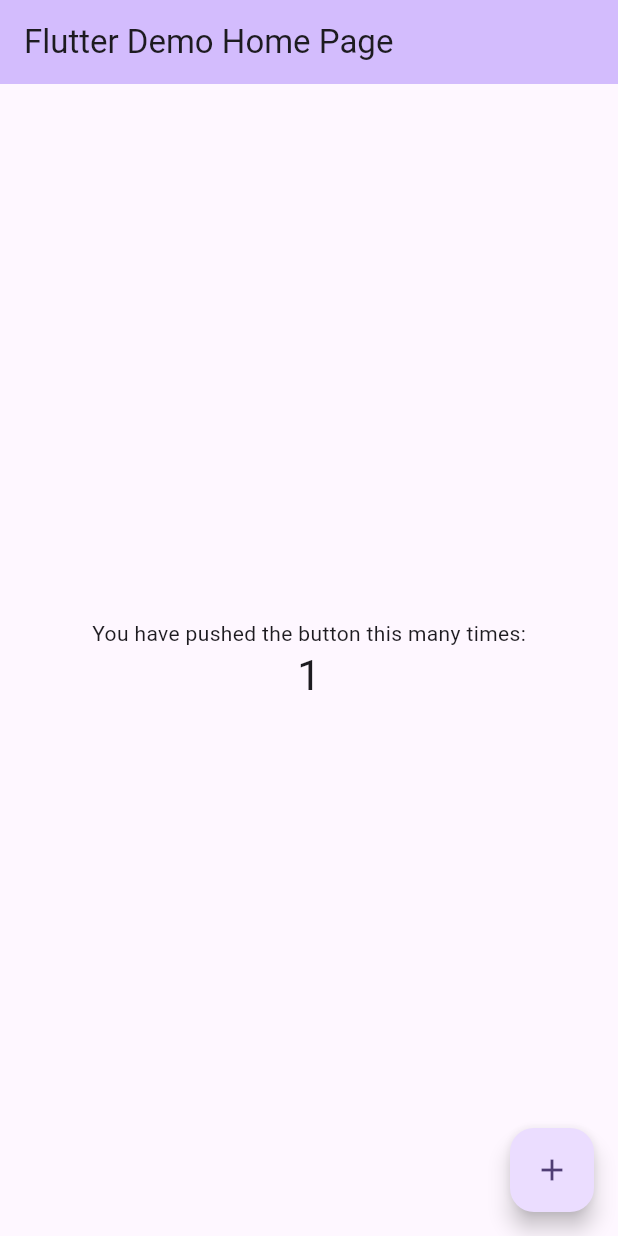
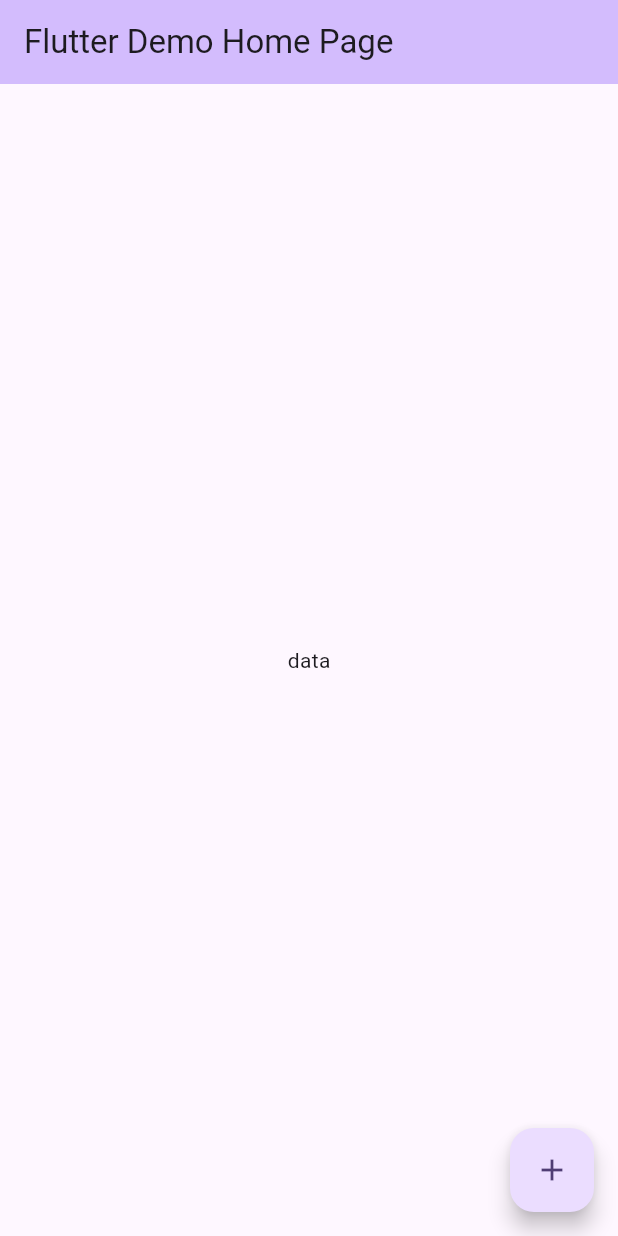
Before and after one commit to carminesteel/flutter_web_portfolio, a Flutter app: the screen it shows after launch, after a tap on the "add" icon, on a phone screen of 412 x 824 dp. Run offline on Flutter 3.47's test engine with Material 3 defaults, Android fonts, the phone set to English and light mode, and no system bars.

```diff
--- a/analysis_options.yaml
+++ b/analysis_options.yaml
@@ -7,7 +7,7 @@
 
 # The following line activates a set of recommended lints for Flutter apps,
 # packages, and plugins designed to encourage good coding practices.
-include: package:flutter_lints/flutter.yaml
+include: package:very_good_analysis/analysis_options.yaml
 
 linter:
   # The lint rules applied to this project can be customized in the
--- a/lib/main.dart
+++ b/lib/main.dart
@@ -11,23 +11,8 @@ class MyApp extends StatelessWidget {
   @override
   Widget build(BuildContext context) {
     return MaterialApp(
-      title: 'Flutter Demo',
+      title: 'Flutter Web Portfolio',
       theme: ThemeData(
-        // This is the theme of your application.
-        //
-        // TRY THIS: Try running your application with "flutter run". You'll see
-        // the application has a blue toolbar. Then, without quitting the app,
-        // try changing the seedColor in the colorScheme below to Colors.green
-        // and then invoke "hot reload" (save your changes or press the "hot
-        // reload" button in a Flutter-supported IDE, or press "r" if you used
-        // the command line to start the app).
-        //
-        // Notice that the counter didn't reset back to zero; the application
-        // state is not lost during the reload. To reset the state, use hot
-        // restart instead.
-        //
-        // This works for code too, not just values: Most code changes can be
-        // tested with just a hot reload.
         colorScheme: ColorScheme.fromSeed(seedColor: Colors.deepPurple),
         useMaterial3: true,
       ),
@@ -38,16 +23,6 @@ class MyApp extends StatelessWidget {
 
 class MyHomePage extends StatefulWidget {
   const MyHomePage({super.key, required this.title});
-
-  // This widget is the home page of your application. It is stateful, meaning
-  // that it has a State object (defined below) that contains fields that affect
-  // how it looks.
-
-  // This class is the configuration for the state. It holds the values (in this
-  // case the title) provided by the parent (in this case the App widget) and
-  // used by the build method of the State. Fields in a Widget subclass are
-  // always marked "final".
-
   final String title;
 
   @override
@@ -55,68 +30,26 @@ class MyHomePage extends StatefulWidget {
 }
 
 class _MyHomePageState extends State<MyHomePage> {
-  int _counter = 0;
-
-  void _incrementCounter() {
-    setState(() {
-      // This call to setState tells the Flutter framework that something has
-      // changed in this State, which causes it to rerun the build method below
-      // so that the display can reflect the updated values. If we changed
-      // _counter without calling setState(), then the build method would not be
-      // called again, and so nothing would appear to happen.
-      _counter++;
-    });
-  }
-
   @override
   Widget build(BuildContext context) {
-    // This method is rerun every time setState is called, for instance as done
-    // by the _incrementCounter method above.
-    //
-    // The Flutter framework has been optimized to make rerunning build methods
-    // fast, so that you can just rebuild anything that needs updating rather
-    // than having to individually change instances of widgets.
     return Scaffold(
       appBar: AppBar(
-        // TRY THIS: Try changing the color here to a specific color (to
-        // Colors.amber, perhaps?) and trigger a hot reload to see the AppBar
-        // change color while the other colors stay the same.
         backgroundColor: Theme.of(context).colorScheme.inversePrimary,
-        // Here we take the value from the MyHomePage object that was created by
-        // the App.build method, and use it to set our appbar title.
         title: Text(widget.title),
       ),
       body: Center(
-        // Center is a layout widget. It takes a single child and positions it
-        // in the middle of the parent.
         child: Column(
-          // Column is also a layout widget. It takes a list of children and
-          // arranges them vertically. By default, it sizes itself to fit its
-          // children horizontally, and tries to be as tall as its parent.
-          //
-          // Column has various properties to control how it sizes itself and
-          // how it positions its children. Here we use mainAxisAlignment to
-          // center the children vertically; the main axis here is the vertical
-          // axis because Columns are vertical (the cross axis would be
-          // horizontal).
-          //
-          // TRY THIS: Invoke "debug painting" (choose the "Toggle Debug Paint"
-          // action in the IDE, or press "p" in the console), to see the
-          // wireframe for each widget.
           mainAxisAlignment: MainAxisAlignment.center,
           children: <Widget>[
-            const Text(
-              'You have pushed the button this many times:',
-            ),
-            Text(
-              '$_counter',
-              style: Theme.of(context).textTheme.headlineMedium,
-            ),
+            Text('data'),
           ],
         ),
       ),
       floatingActionButton: FloatingActionButton(
-        onPressed: _incrementCounter,
+        onPressed: () {
+          print('${MediaQuery.of(context).size.width}');
+          print('${MediaQuery.of(context).size.height}');
+        },
         tooltip: 'Increment',
         child: const Icon(Icons.add),
       ), // This trailing comma makes auto-formatting nicer for build methods.
--- a/pubspec.yaml
+++ b/pubspec.yaml
@@ -46,6 +46,7 @@ dev_dependencies:
   # package. See that file for information about deactivating specific lint
   # rules and activating additional ones.
   flutter_lints: ^2.0.0
+  very_good_analysis: ^5.1.0
 
 # For information on the generic Dart part of this file, see the
 # following page: https://dart.dev/tools/pub/pubspec
```
Also changed, not shown: pubspec.lock.
